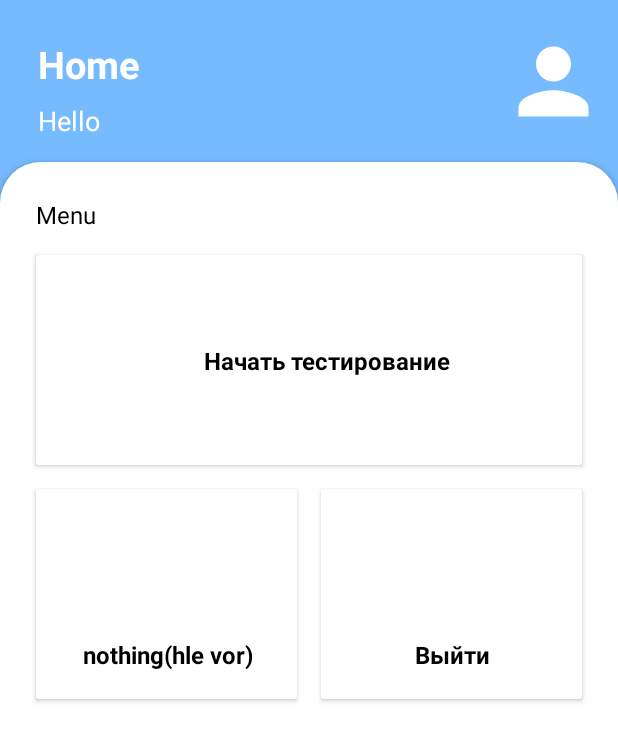
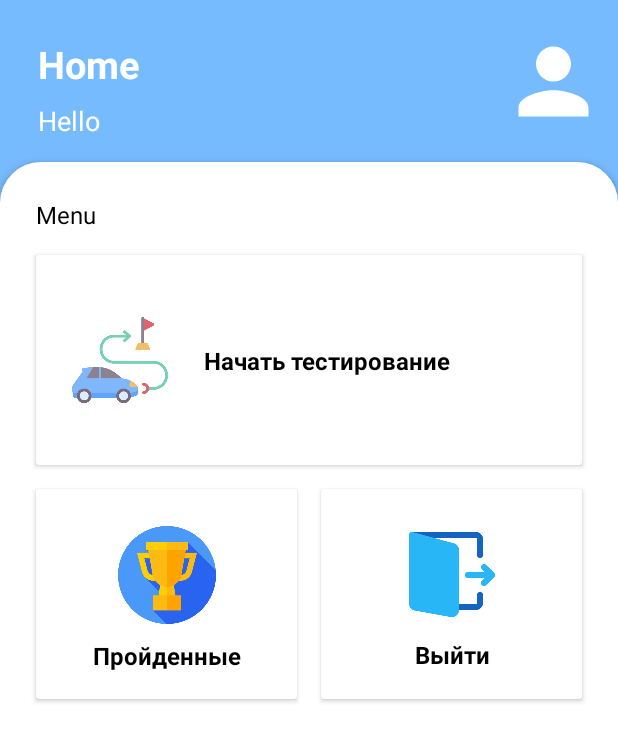
Before and after one commit to Mish9Keveyan/Drive_Smart, an Android app: the layout activity_main.xml on its own in the app's theme, with its tools: preview values and no code run, on a phone screen of 412 x 824 dp. Shown: the top 741 px of the screen. Run offline under Robolectric (Android 15) with nearby library versions, the light colour scheme and no system bars.

Commit message:
First Level completed

```diff
--- a/app/src/main/java/com/example/learntodrive/AccountActivity.java
+++ b/app/src/main/java/com/example/learntodrive/AccountActivity.java
@@ -29,7 +29,7 @@ public class AccountActivity extends AppCompatActivity {
 
 
         FirebaseDatabase database = FirebaseDatabase.getInstance();
-        DatabaseReference Icon = database.getReference("mainActivity/Trophy");
+        DatabaseReference Icon = database.getReference("Trophy");
 
         Icon.addValueEventListener(new ValueEventListener() {
             @Override
--- a/app/src/main/res/layout/activity_main.xml
+++ b/app/src/main/res/layout/activity_main.xml
@@ -78,7 +78,8 @@
                     app:layout_constraintStart_toStartOf="parent"
                     app:layout_constraintTop_toTopOf="parent"
                     tools:layout_editor_absoluteX="8dp"
-                    tools:layout_editor_absoluteY="6dp" />
+                    tools:layout_editor_absoluteY="6dp"
+                    app:srcCompat="@drawable/startest"/>
 
                 <TextView
                     android:id="@+id/textView2"
@@ -119,7 +120,8 @@
                     app:layout_constraintBottom_toBottomOf="parent"
                     app:layout_constraintEnd_toEndOf="parent"
                     app:layout_constraintStart_toStartOf="parent"
-                    app:layout_constraintTop_toTopOf="parent" />
+                    app:layout_constraintTop_toTopOf="parent"
+                    app:srcCompat="@drawable/logout"/>
 
                 <TextView
                     android:gravity="center"
@@ -157,20 +159,21 @@
 
                 <ImageView
                     android:id="@+id/three"
-                    android:layout_width="64dp"
-                    android:layout_height="64dp"
+                    android:layout_width="65dp"
+                    android:layout_height="65dp"
                     android:layout_marginBottom="25dp"
                     app:layout_constraintBottom_toBottomOf="parent"
                     app:layout_constraintEnd_toEndOf="parent"
                     app:layout_constraintStart_toStartOf="parent"
-                    app:layout_constraintTop_toTopOf="parent" />
+                    app:layout_constraintTop_toTopOf="parent"
+                    app:srcCompat="@drawable/trophy"/>
 
                 <TextView
                     android:id="@+id/textView11"
                     android:layout_width="wrap_content"
                     android:layout_height="wrap_content"
                     android:gravity="center"
-                    android:text="nothing(hle vor)"
+                    android:text="Пройденные"
                     android:layout_marginTop="10dp"
                     android:textColor="@color/black"
                     android:textSize="16sp"
@@ -196,14 +199,6 @@
         app:layout_constraintTop_toTopOf="parent"
         app:srcCompat="@drawable/account_icon" />
 
-    <ProgressBar
-        android:id="@+id/progressBar"
-        android:layout_width="wrap_content"
-        android:layout_height="wrap_content"
-        app:layout_constraintBottom_toBottomOf="@+id/account_icon"
-        app:layout_constraintEnd_toStartOf="@+id/account_icon"
-        app:layout_constraintStart_toEndOf="@+id/tvHome"
-        app:layout_constraintTop_toTopOf="@+id/account_icon" />
 
 
 </androidx.constraintlayout.widget.ConstraintLayout>
```
Also changed, not shown: app/src/main/AndroidManifest.xml (+6 -1 lines), app/src/main/java/com/example/learntodrive/Activity_splash_screen.java (+0 -12 lines), app/src/main/java/com/example/learntodrive/MainActivity.java (+24 -40 lines), app/src/main/java/com/example/learntodrive/NoInternet.java (added, +14 -0 lines), app/src/main/java/com/example/learntodrive/Questions.java (+16 -6 lines), app/src/main/java/com/example/learntodrive/TestOptionActivity.java (+7 -9 lines), app/src/main/java/com/example/learntodrive/Trophies.java (+2 -10 lines), app/src/main/res/layout/activity_no_internet.xml (added, +33 -0 lines), app/src/main/res/layout/activity_splash_screen.xml (+1 -29 lines), app/src/main/res/layout/activity_trophies.xml (+5 -4 lines), app/src/main/res/drawable/logout.png (added), app/src/main/res/drawable/startest.png (added), app/src/main/res/drawable/trophy.png (added).
